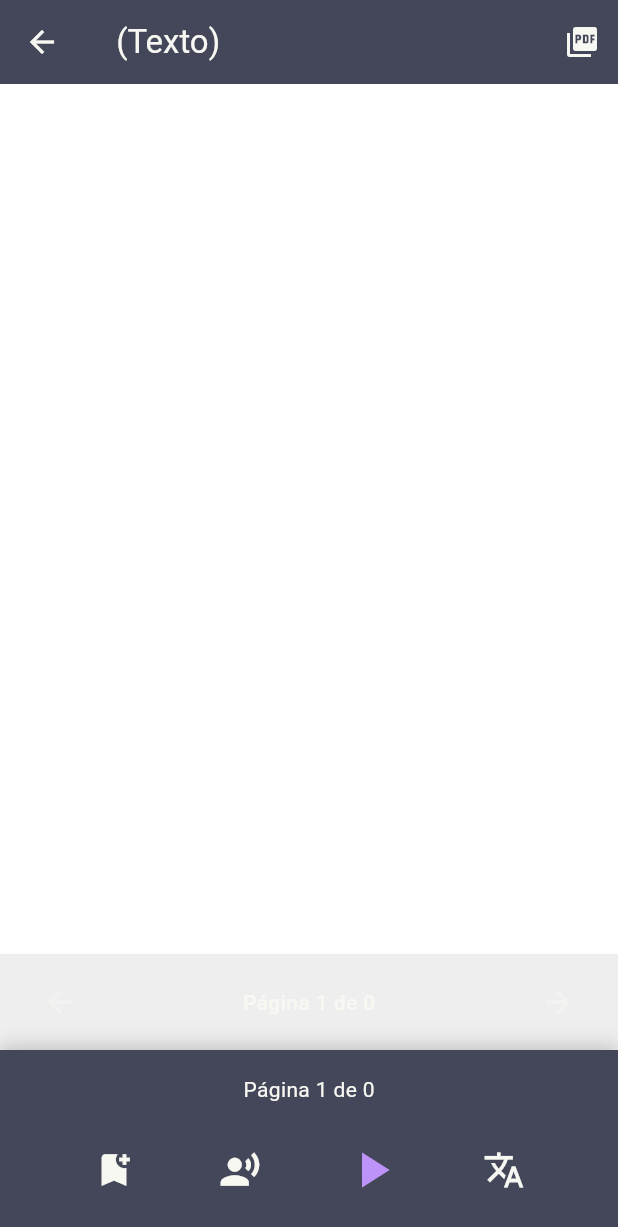
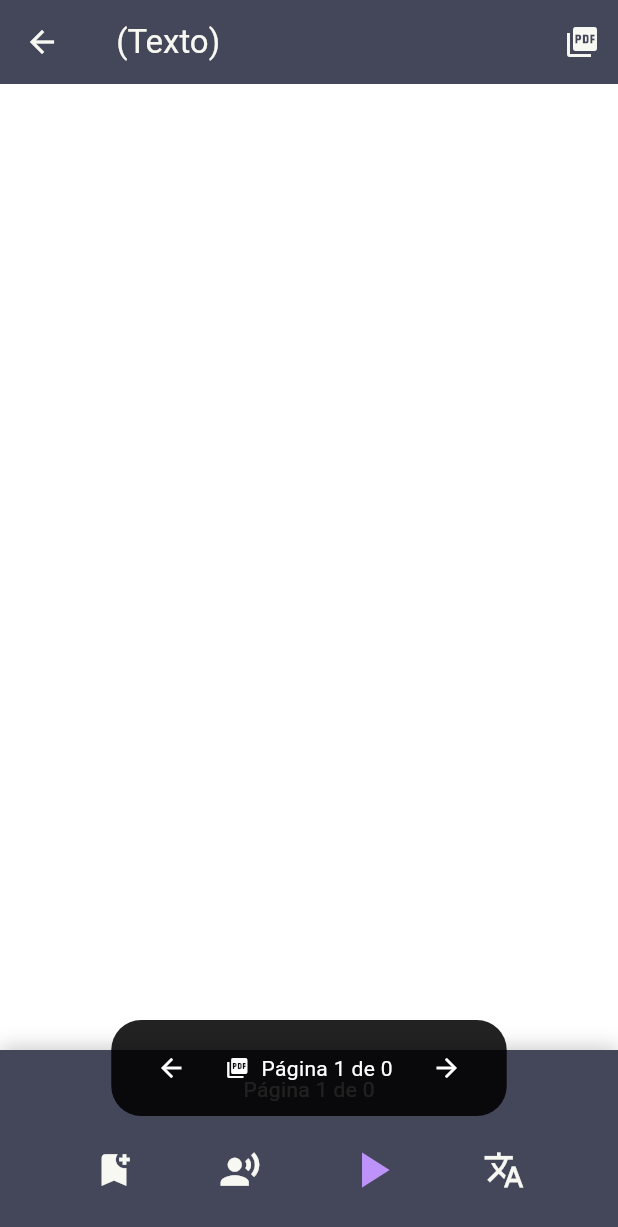
Before and after one commit to cucarraca/lector-pdf, a Flutter app: the TextViewScreen screen opened directly with empty values, on a phone screen of 412 x 824 dp. Shown: the top 1227 px of the screen. Run offline on Flutter 3.47's test engine with Material 3 defaults, Android fonts, the phone set to English and light mode, and no system bars; our stand-ins replace file_picker, flutter_tts, shared_preferences; missing offline and left inert: syncfusion_flutter_pdf, syncfusion_flutter_pdfviewer, translator; accounts and stored records are empty.

Commit message:
fix: eliminar cursor rojo del PDF y mejorar UI texto
- Eliminar completamente CustomPaint con cursor rojo de vista PDF
- Eliminar clase _CursorPainter
- Vista texto: indicador de página flotante igual que PDF
- Botones ← → integrados en el indicador flotante
- Stack layout para superponer indicador sobre texto
- Scroll vertical limpio sin barra de navegación inferior
- UI más limpia y consistente entre vistas

```diff
--- a/lib/screens/text_view_screen.dart
+++ b/lib/screens/text_view_screen.dart
@@ -243,7 +243,10 @@ class _TextViewScreenState extends State<TextViewScreen> {
           ),
         ],
       ),
-      body: Column(
+      body: Stack(
+        children: [
+          // Texto con scroll vertical
+          Column(
             children: [
               Expanded(
                 child: Container(
@@ -273,44 +276,71 @@ class _TextViewScreenState extends State<TextViewScreen> {
                   ),
                 ),
               ),
-          // Navegación de páginas
-          Container(
-            padding: const EdgeInsets.symmetric(vertical: 8, horizontal: 16),
-            color: Colors.grey[200],
-            child: Row(
-              mainAxisAlignment: MainAxisAlignment.spaceBetween,
-              children: [
-                IconButton(
-                  icon: const Icon(Icons.arrow_back),
-                  onPressed: _currentPage > 1 ? _goToPreviousPage : null,
-                  tooltip: 'Página anterior',
-                ),
-                Text(
-                  'Página $_currentPage de ${widget.book.totalPages}',
-                  style: const TextStyle(
-                    fontSize: 14,
-                    fontWeight: FontWeight.w500,
-                  ),
-                ),
-                IconButton(
-                  icon: const Icon(Icons.arrow_forward),
-                  onPressed: _currentPage < widget.book.totalPages ? _goToNextPage : null,
-                  tooltip: 'Página siguiente',
-                ),
-              ],
-            ),
-          ),
               // Controles
               ReaderControls(
                 isPlaying: context.watch<AppProvider>().isPlaying,
                 isTranslating: context.watch<AppProvider>().isTranslating,
                 onPlay: _handlePlayOrResume,
                 onPause: _handlePause,
-            onTranslate: () {}, // No implementado en vista texto
-            onAddBookmark: () {}, // No implementado en vista texto
-            onChangeVoice: () {}, // No implementado en vista texto
+                onTranslate: () {},
+                onAddBookmark: () {},
+                onChangeVoice: () {},
                 currentPage: _currentPage,
                 totalPages: widget.book.totalPages,
+              ),
+            ],
+          ),
+          // Indicador de página flotante (igual que PDF)
+          Positioned(
+            bottom: 80, // Arriba de los controles
+            left: 0,
+            right: 0,
+            child: IgnorePointer(
+              child: Center(
+                child: Container(
+                  padding: const EdgeInsets.symmetric(
+                    horizontal: 16,
+                    vertical: 8,
+                  ),
+                  decoration: BoxDecoration(
+                    color: Colors.black87,
+                    borderRadius: BorderRadius.circular(20),
+                  ),
+                  child: Row(
+                    mainAxisSize: MainAxisSize.min,
+                    children: [
+                      IconButton(
+                        icon: const Icon(Icons.arrow_back, color: Colors.white, size: 20),
+                        onPressed: _currentPage > 1 ? _goToPreviousPage : null,
+                        padding: EdgeInsets.zero,
+                        constraints: const BoxConstraints(),
+                      ),
+                      const SizedBox(width: 12),
+                      const Icon(
+                        Icons.picture_as_pdf,
+                        color: Colors.white,
+                        size: 16,
+                      ),
+                      const SizedBox(width: 8),
+                      Text(
+                        'Página $_currentPage de ${widget.book.totalPages}',
+                        style: const TextStyle(
+                          color: Colors.white,
+                          fontSize: 14,
+                        ),
+                      ),
+                      const SizedBox(width: 12),
+                      IconButton(
+                        icon: const Icon(Icons.arrow_forward, color: Colors.white, size: 20),
+                        onPressed: _currentPage < widget.book.totalPages ? _goToNextPage : null,
+                        padding: EdgeInsets.zero,
+                        constraints: const BoxConstraints(),
+                      ),
+                    ],
+                  ),
+                ),
+              ),
+            ),
           ),
         ],
       ),
```
Also changed, not shown: lib/screens/pdf_reader_screen.dart (+0 -54 lines), 1 other file. Lines whose indentation alone changed are shown as unchanged.
